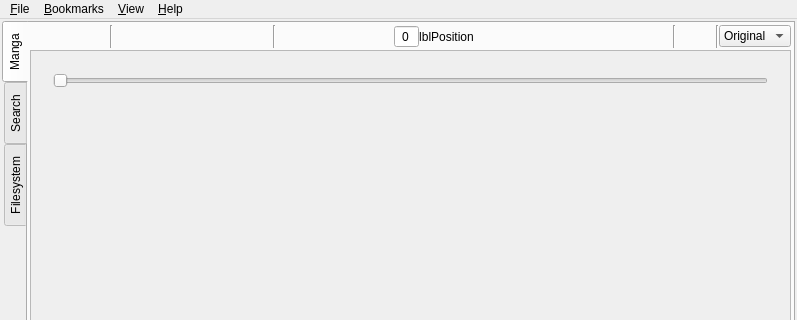
First picture: the form in mainwindow.ui, repository kernel1024/qmanga, before the edit; both pictures show x 0 to 797 and y 0 to 320 of the 797 by 554 pixel window.
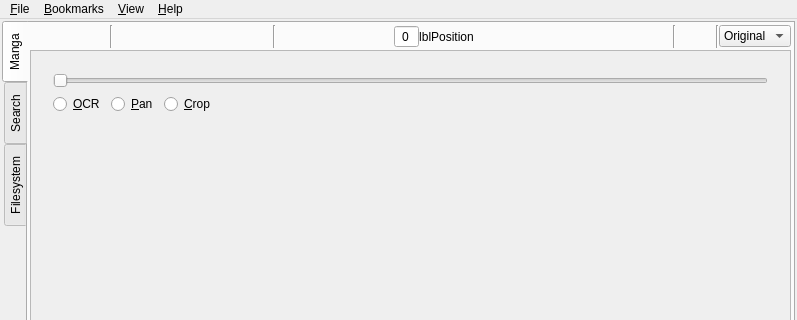
Second picture: the form after the edit. Icons and pictures are not drawn. Custom widgets are drawn as their Qt base class.

Commit message: Mouse mode selection from dynamic toolbar on manga viewer in main window. Keyboard modifiers for mouse action now removed.

What changed in the file:
```diff
--- a/mainwindow.ui
+++ b/mainwindow.ui
@@ -631,6 +631,44 @@
                  </property>
                 </widget>
                </item>
+               <item>
+                <layout class="QHBoxLayout" name="horizontalLayout_4">
+                 <item>
+                  <widget class="QRadioButton" name="mouseModeOCR">
+                   <property name="text">
+                    <string>&amp;OCR</string>
+                   </property>
+                  </widget>
+                 </item>
+                 <item>
+                  <widget class="QRadioButton" name="mouseModePan">
+                   <property name="text">
+                    <string>&amp;Pan</string>
+                   </property>
+                  </widget>
+                 </item>
+                 <item>
+                  <widget class="QRadioButton" name="mouseModeCrop">
+                   <property name="text">
+                    <string>&amp;Crop</string>
+                   </property>
+                  </widget>
+                 </item>
+                 <item>
+                  <spacer name="horizontalSpacer_6">
+                   <property name="orientation">
+                    <enum>Qt::Horizontal</enum>
+                   </property>
+                   <property name="sizeHint" stdset="0">
+                    <size>
+                     <width>40</width>
+                     <height>20</height>
+                    </size>
+                   </property>
+                  </spacer>
+                 </item>
+                </layout>
+               </item>
               </layout>
              </widget>
             </item>
```
The commit also changes 4 other files.
